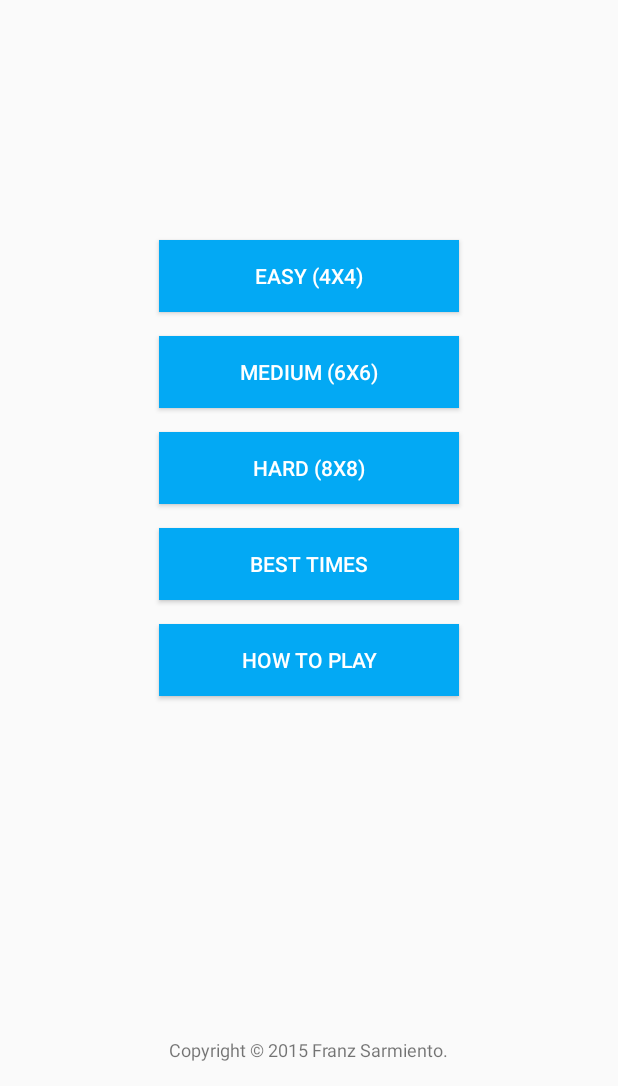
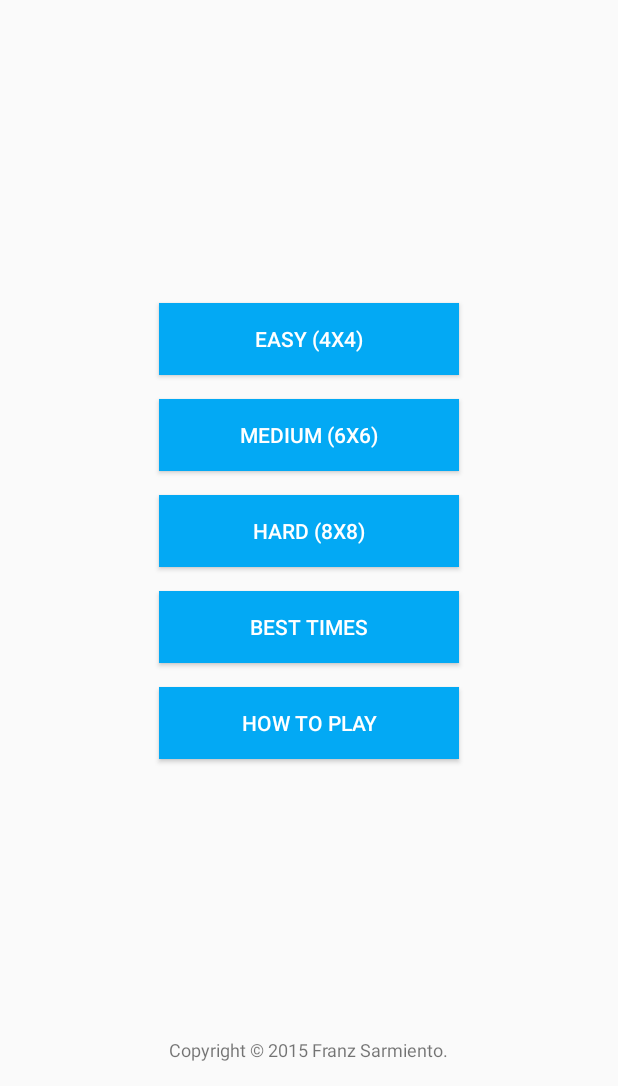
Before and after one commit to franzks-zz/GridofBits, an Android app: the screen it shows after launch (HomeActivity), on a phone screen of 412 x 824 dp, the part 150-1236 px from its top. Run offline under Robolectric (Android 15) with nearby library versions, the phone set to English and light mode, and no system bars.

Commit message:
Refactored home activity to use LinearLayout

```diff
--- a/app/src/main/res/layout/activity_home.xml
+++ b/app/src/main/res/layout/activity_home.xml
@@ -3,37 +3,44 @@
     android:layout_height="match_parent"
     android:paddingBottom="@dimen/activity_vertical_margin" tools:context=".HomeActivity">
 
-    <TextView style="@style/title_text" />
+    <TextView style="@style/title_text"
+        android:id="@+id/tvTitle"
+        android:layout_alignParentTop="true"
+        android:layout_centerHorizontal="true" />
+
+    <LinearLayout
+        android:layout_width="match_parent"
+        android:layout_height="match_parent"
+        android:layout_below="@id/tvTitle"
+        android:orientation="vertical"
+        android:gravity="center">
+
+        <Button style="@style/default_base_button"
+            android:id="@+id/btnPlayEasy"
+            android:text="@string/easy_4x4"
+            android:onClick="btnPlayEasyOnClick" />
+
+        <Button style="@style/default_base_button"
+            android:id="@+id/btnPlayMedium"
+            android:text="@string/medium_6x6"
+            android:onClick="btnPlayMediumOnClick" />
 
         <Button style="@style/default_base_button"
             android:id="@+id/btnPlayHard"
             android:text="@string/hard_8x8"
-        android:layout_centerVertical="true"
             android:onClick="btnPlayHardOnClick" />
-
-    <Button style="@style/default_base_button"
-        android:id="@+id/btnPlayMedium"
-        android:text="@string/medium_6x6"
-        android:layout_above="@id/btnPlayHard"
-        android:onClick="btnPlayMediumOnClick" />
-
-    <Button style="@style/default_base_button"
-        android:id="@+id/btnPlayEasy"
-        android:text="@string/easy_4x4"
-        android:layout_above="@id/btnPlayMedium"
-        android:onClick="btnPlayEasyOnClick" />
 
         <Button style="@style/default_base_button"
             android:text="@string/best_times"
             android:id="@+id/btnBestTimes"
-        android:layout_below="@+id/btnPlayHard"
             android:onClick="btnBestTimesOnClick" />
 
         <Button style="@style/default_base_button"
             android:text="@string/how_to_play"
             android:id="@+id/btnHowToPlay"
-        android:layout_below="@+id/btnBestTimes"
             android:onClick="btnHowToPlayOnClick" />
+
+    </LinearLayout>
 
     <TextView
         android:layout_width="wrap_content"
```
Lines whose indentation alone changed are shown as unchanged.
